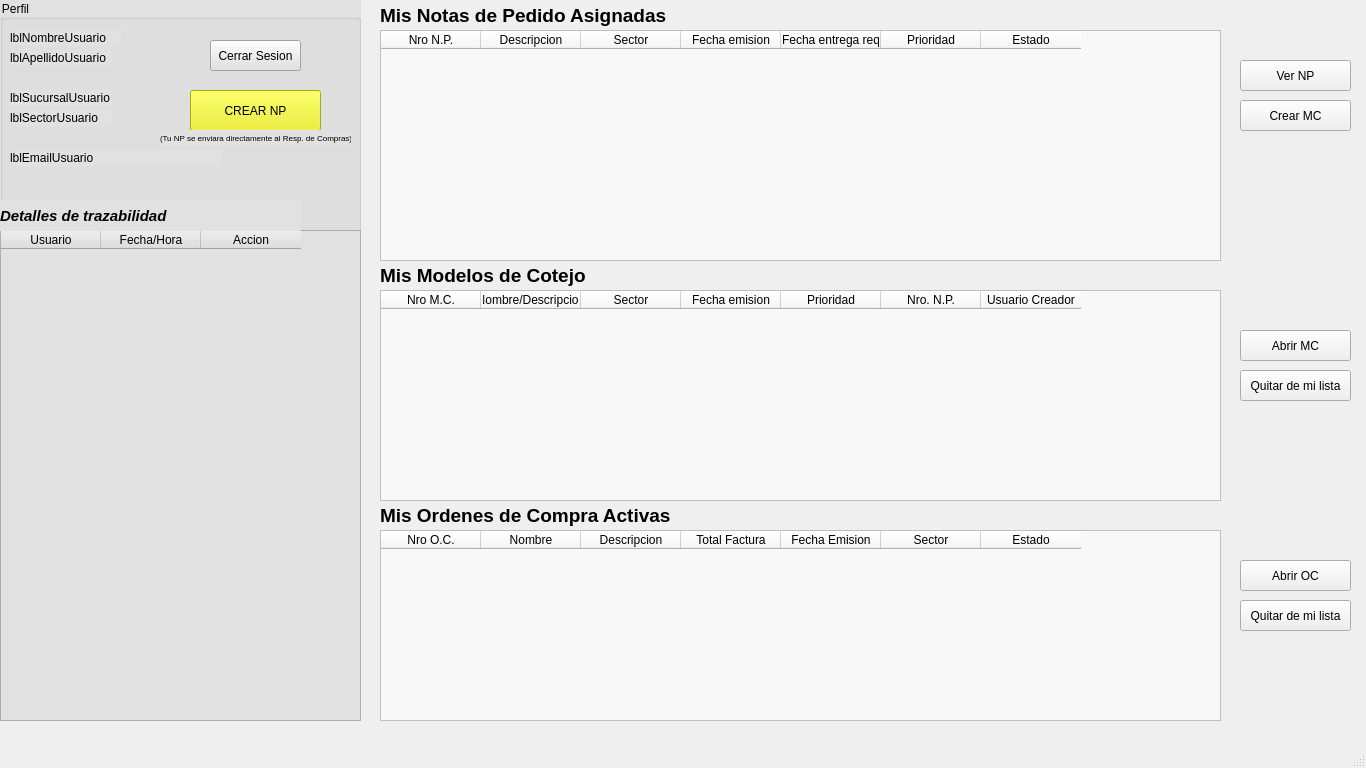
This is pantallaComprador.ui in AyeQuinteros15/DemoPracticas as Qt 5 draws it before an edit. The edited form follows.
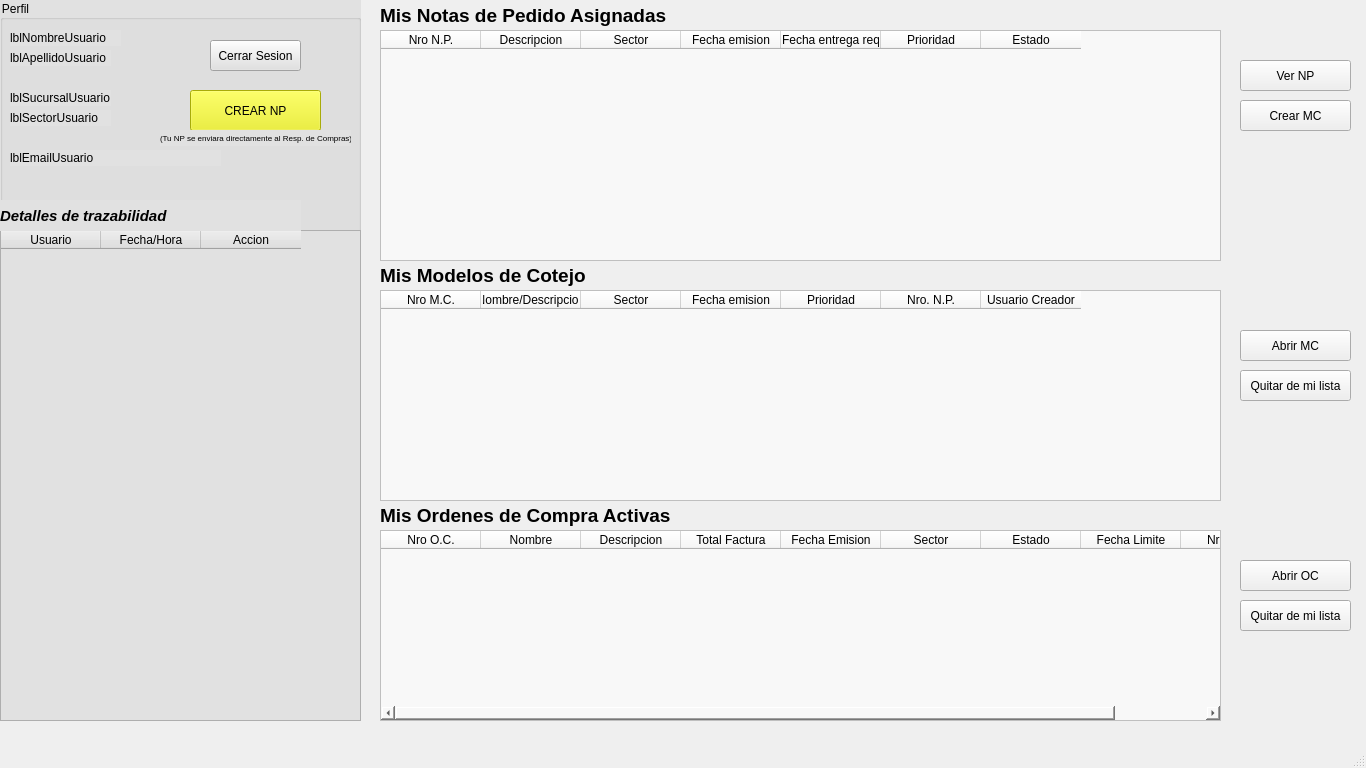
This is the edited form.

```diff
--- a/pantallaComprador.ui
+++ b/pantallaComprador.ui
@@ -420,6 +420,16 @@
       <string>Estado</string>
      </property>
     </column>
+    <column>
+     <property name="text">
+      <string>Fecha Limite</string>
+     </property>
+    </column>
+    <column>
+     <property name="text">
+      <string>Nro M.C.</string>
+     </property>
+    </column>
    </widget>
    <widget class="QLabel" name="label_4">
     <property name="geometry">
```
